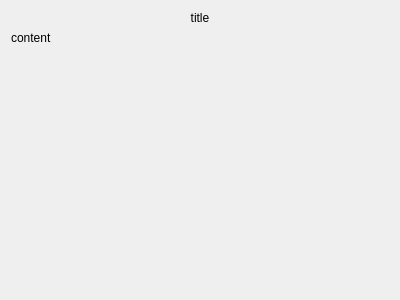
First picture: the form in qtlearnings/paramconfig/cdevicepreview.ui, repository ldhshao/mylearnings, before the edit.
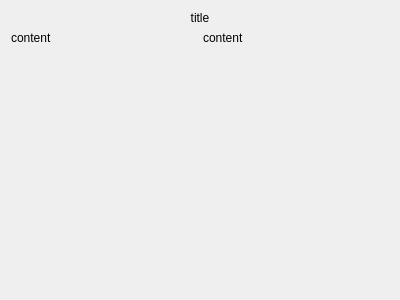
Second picture: the form after the edit.

Patch:
```diff
--- a/qtlearnings/paramconfig/cdevicepreview.ui
+++ b/qtlearnings/paramconfig/cdevicepreview.ui
@@ -31,7 +31,9 @@
     </widget>
    </item>
    <item>
-    <widget class="QLabel" name="label_content">
+    <layout class="QHBoxLayout" name="horizontalLayout">
+     <item>
+      <widget class="QLabel" name="label_content1">
      <property name="text">
       <string>content</string>
      </property>
@@ -39,6 +41,18 @@
       <set>Qt::AlignLeading|Qt::AlignLeft|Qt::AlignTop</set>
      </property>
     </widget>
+     </item>
+     <item>
+      <widget class="QLabel" name="label_content2">
+       <property name="text">
+        <string>content</string>
+       </property>
+       <property name="alignment">
+        <set>Qt::AlignLeading|Qt::AlignLeft|Qt::AlignTop</set>
+       </property>
+      </widget>
+     </item>
+    </layout>
    </item>
   </layout>
  </widget>
```
Lines whose indentation alone changed are shown as unchanged.
